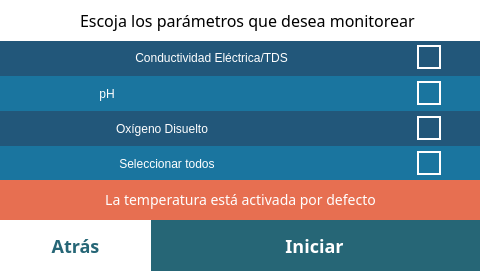
The window that src/views/MonitoringView/MonitoringSelect.ui (Giocerz/water_quality_rpi_unal) describes before a commit, drawn with Qt 5.
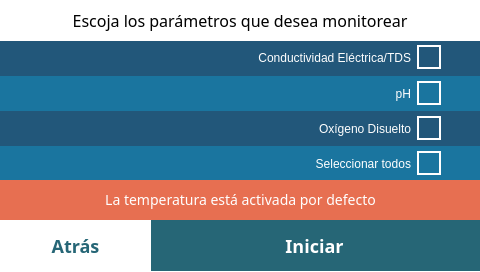
The same window after the commit.

Commit message: fix: clean up QCheckBox text and adjust QLabel geometry for improved layout

```diff
--- a/src/views/MonitoringView/MonitoringSelect.ui
+++ b/src/views/MonitoringView/MonitoringSelect.ui
@@ -119,21 +119,24 @@
 }</string>
     </property>
     <property name="text">
-     <string>Conductividad Eléctrica/TDS                                     </string>
+     <string>Conductividad Eléctrica/TDS</string>
     </property>
    </widget>
    <widget class="QLabel" name="label">
     <property name="geometry">
      <rect>
-      <x>80</x>
+      <x>0</x>
       <y>0</y>
-      <width>361</width>
+      <width>480</width>
       <height>41</height>
      </rect>
     </property>
     <property name="text">
      <string>&lt;html&gt;&lt;head/&gt;&lt;body&gt;&lt;p&gt;Escoja los parámetros que desea monitorear&lt;/p&gt;&lt;/body&gt;&lt;/html&gt;</string>
     </property>
+    <property name="alignment">
+     <set>Qt::AlignCenter</set>
+    </property>
    </widget>
    <widget class="QLabel" name="label_2">
     <property name="geometry">
@@ -224,7 +227,7 @@
 }</string>
     </property>
     <property name="text">
-     <string>pH                                                                                         </string>
+     <string>pH</string>
     </property>
    </widget>
    <widget class="QLabel" name="label_5">
@@ -278,7 +281,7 @@
 }</string>
     </property>
     <property name="text">
-     <string>Oxígeno Disuelto                                                             </string>
+     <string>Oxígeno Disuelto</string>
     </property>
    </widget>
    <widget class="QLabel" name="label_6">
@@ -332,7 +335,7 @@
 }</string>
     </property>
     <property name="text">
-     <string>Seleccionar todos                                                           </string>
+     <string>Seleccionar todos</string>
     </property>
    </widget>
    <zorder>label_4</zorder>
```
The commit also changes 1 other file.
